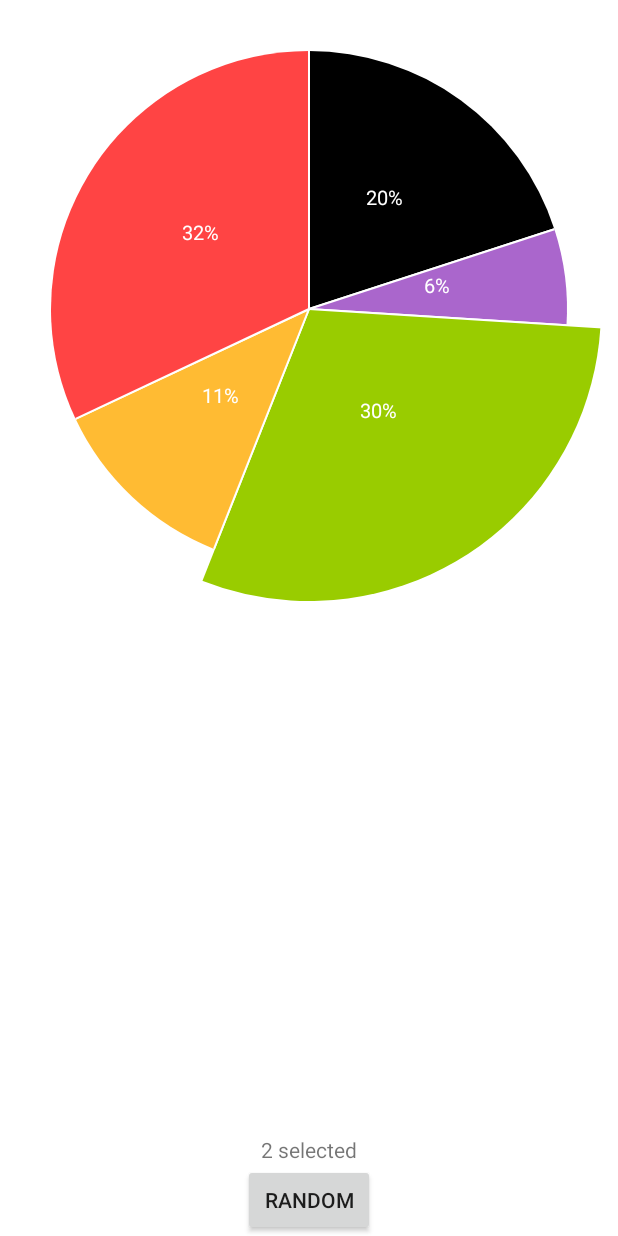
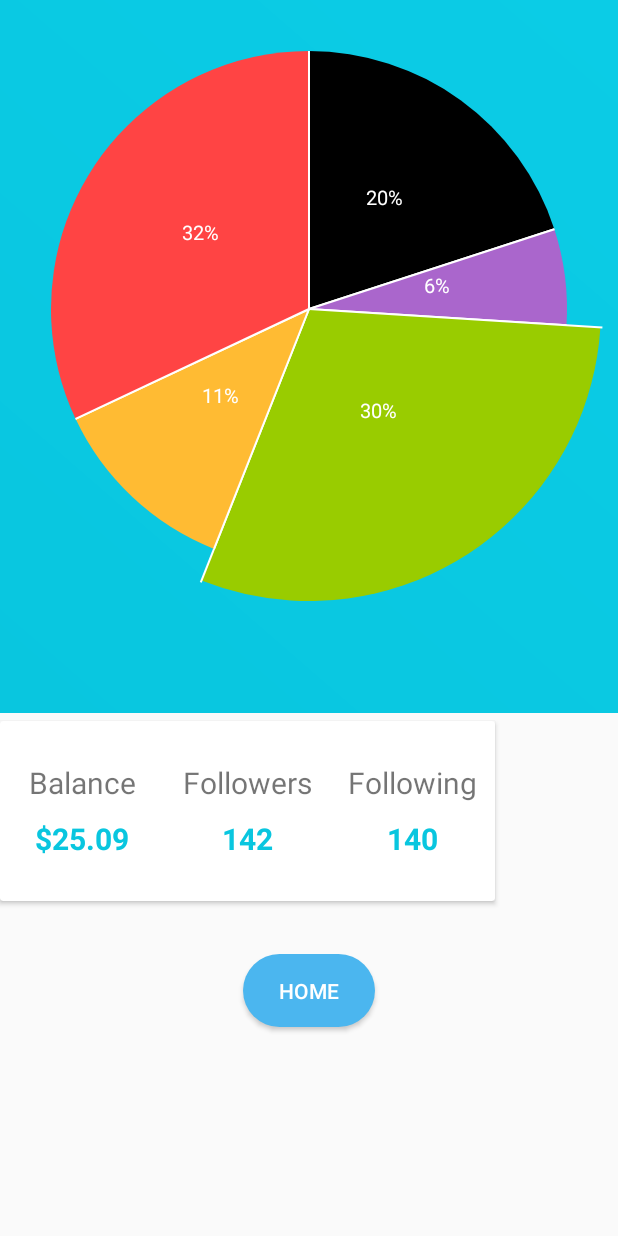
Before and after one commit to soukaryag/Split, an Android app: the FinalActivity screen opened directly, with no data from a screen before it, on a phone screen of 412 x 824 dp. Run offline under Robolectric (Android 15) with nearby library versions, the phone set to English and light mode, and no system bars.

Commit message:
fixed mainact

```diff
--- a/receipts/app/src/main/java/com/example/ashvin/receipts/MainActivity.java
+++ b/receipts/app/src/main/java/com/example/ashvin/receipts/MainActivity.java
@@ -95,28 +95,28 @@ public class MainActivity extends AppCompatActivity {
     }
 
     private void dispatchTakePictureIntent() {
-//        Intent takePictureIntent = new Intent(MediaStore.ACTION_IMAGE_CAPTURE);
-//        // Ensure that there's a camera activity to handle the intent
-//        if (takePictureIntent.resolveActivity(getPackageManager()) != null) {
-//            // Create the File where the photo should go
-//            File photoFile = null;
-//            try {
-//                photoFile = createImageFile();
-//            } catch (IOException ex) {
-//                // Error occurred while creating the File
-//                System.out.println("Error when creating file: " + ex);
-//            }
-//            // Continue only if the File was successfully created
-//            if (photoFile != null) {
-//                Uri photoURI = FileProvider.getUriForFile(this,
-//                        "com.example.android.fileprovider",
-//                        photoFile);
-//                takePictureIntent.putExtra(MediaStore.EXTRA_OUTPUT, photoURI);
-//                startActivityForResult(takePictureIntent, REQUEST_TAKE_PHOTO);
-//            }
-//        }
-        Intent intent = new Intent(getApplicationContext(), FinalActivity.class);
-        //intent.putExtra("Path", currentPhotoPath);
-        startActivity(intent);
+        Intent takePictureIntent = new Intent(MediaStore.ACTION_IMAGE_CAPTURE);
+        // Ensure that there's a camera activity to handle the intent
+        if (takePictureIntent.resolveActivity(getPackageManager()) != null) {
+            // Create the File where the photo should go
+            File photoFile = null;
+            try {
+                photoFile = createImageFile();
+            } catch (IOException ex) {
+                // Error occurred while creating the File
+                System.out.println("Error when creating file: " + ex);
+            }
+            // Continue only if the File was successfully created
+            if (photoFile != null) {
+                Uri photoURI = FileProvider.getUriForFile(this,
+                        "com.example.android.fileprovider",
+                        photoFile);
+                takePictureIntent.putExtra(MediaStore.EXTRA_OUTPUT, photoURI);
+                startActivityForResult(takePictureIntent, REQUEST_TAKE_PHOTO);
+            }
+        }
+//        Intent intent = new Intent(getApplicationContext(), FinalActivity.class);
+//        intent.putExtra("Path", currentPhotoPath);
+//        startActivity(intent);
     }
 }
--- a/receipts/app/src/main/res/layout/activity_final.xml
+++ b/receipts/app/src/main/res/layout/activity_final.xml
@@ -1,6 +1,23 @@
-<RelativeLayout xmlns:android="http://schemas.android.com/apk/res/android"
-    android:layout_width="match_parent" android:layout_height="match_parent"
-    android:background="#ffffff">
+<?xml version="1.0" encoding="utf-8"?>
+<LinearLayout xmlns:android="http://schemas.android.com/apk/res/android"
+    xmlns:app="http://schemas.android.com/apk/res-auto"
+    xmlns:tools="http://schemas.android.com/tools"
+    android:layout_width="match_parent"
+    android:layout_height="match_parent"
+    android:background="@color/graylight"
+    android:orientation="vertical"
+    tools:context="com.example.ashvin.receipts.MainActivity">
+
+    <RelativeLayout
+        android:layout_width="match_parent"
+        android:layout_height="475dp">
+
+        <LinearLayout
+            android:layout_width="match_parent"
+            android:layout_height="match_parent"
+            android:background="@drawable/gradientbackground"
+            android:orientation="vertical">
+
 
             <view
                 android:layout_width="fill_parent"
@@ -13,19 +30,121 @@
 
 
             <Button
+                android:id="@+id/pie_button"
                 android:layout_width="wrap_content"
                 android:layout_height="wrap_content"
+                android:layout_alignParentBottom="true"
+                android:layout_centerHorizontal="true"
                 android:text="Random"
-        android:id="@+id/pie_button"
-        android:layout_alignParentBottom="true"
-        android:layout_centerHorizontal="true" />
+                android:visibility="gone" />
 
+            <TextView
+                android:id="@+id/textView"
+                android:layout_width="wrap_content"
+                android:layout_height="wrap_content"
+                android:layout_above="@+id/pie_button"
+                android:layout_centerHorizontal="true"
+                android:text="New Text"
+                android:visibility="gone" />
+
+
+    </LinearLayout>
+
+
+
+
+    </RelativeLayout>
+
+    <android.support.v7.widget.CardView
+        android:layout_width="330dp"
+        android:layout_height="120dp"
+        android:layout_centerHorizontal="true"
+        android:layout_marginTop="5dp">
+        <LinearLayout
+            android:layout_width="match_parent"
+            android:layout_height="match_parent"
+            android:orientation="horizontal"
+            android:weightSum="3">
+            <LinearLayout
+                android:gravity="center"
+                android:orientation="vertical"
+                android:layout_width="0dp"
+                android:layout_weight="1"
+                android:layout_height="match_parent">
                 <TextView
                     android:layout_width="wrap_content"
                     android:layout_height="wrap_content"
-        android:text="New Text"
-        android:id="@+id/textView"
-        android:layout_above="@+id/pie_button"
-        android:layout_centerHorizontal="true" />
+                    android:text="Balance"
+                    android:textSize="20sp"
+                    />
+                <TextView
+                    android:layout_width="wrap_content"
+                    android:layout_height="wrap_content"
+                    android:text="$25.09"
+                    android:textStyle="bold"
+                    android:textSize="20sp"
+                    android:paddingTop="10dp"
+                    android:textColor="@color/startblue"/>
 
-</RelativeLayout>
+            </LinearLayout>
+            <LinearLayout
+                android:gravity="center"
+                android:orientation="vertical"
+                android:layout_width="0dp"
+                android:layout_weight="1"
+                android:layout_height="match_parent">
+                <TextView
+                    android:layout_width="wrap_content"
+                    android:layout_height="wrap_content"
+                    android:text="Followers"
+                    android:textSize="20sp"
+                    />
+                <TextView
+                    android:layout_width="wrap_content"
+                    android:layout_height="wrap_content"
+                    android:text="142"
+                    android:textStyle="bold"
+                    android:textSize="20sp"
+                    android:paddingTop="10dp"
+                    android:textColor="@color/startblue"/>
+
+            </LinearLayout>
+            <LinearLayout
+                android:gravity="center"
+                android:orientation="vertical"
+                android:layout_width="0dp"
+                android:layout_weight="1"
+                android:layout_height="match_parent">
+                <TextView
+                    android:layout_width="wrap_content"
+                    android:layout_height="wrap_content"
+                    android:text="Following"
+                    android:textSize="20sp"
+                    />
+                <TextView
+                    android:layout_width="wrap_content"
+                    android:layout_height="wrap_content"
+                    android:text="140"
+                    android:textStyle="bold"
+                    android:textSize="20sp"
+                    android:paddingTop="10dp"
+                    android:textColor="@color/startblue"/>
+
+            </LinearLayout>
+        </LinearLayout>
+
+    </android.support.v7.widget.CardView>
+
+<Button
+    android:id="@+id/button_id"
+    android:textColor="#fff"
+    android:background="@drawable/buttonstyle"
+    android:layout_marginTop="35dp"
+    android:layout_gravity="center_horizontal"
+    android:layout_width="wrap_content"
+    android:layout_height="wrap_content"
+    android:text="Home"/>
+
+
+
+</LinearLayout>
```
Lines whose indentation alone changed are shown as unchanged.
